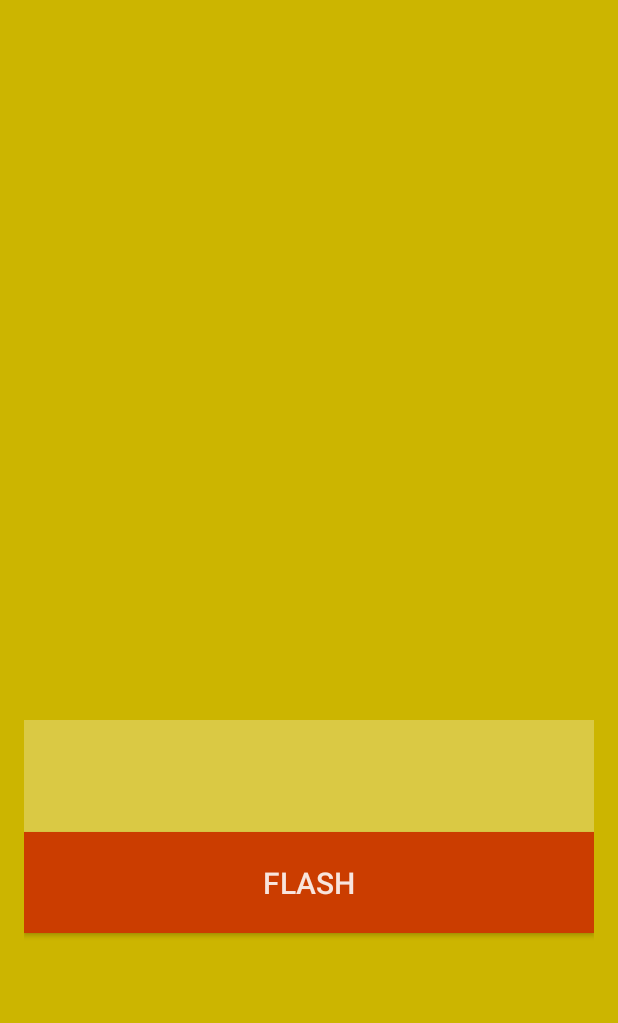
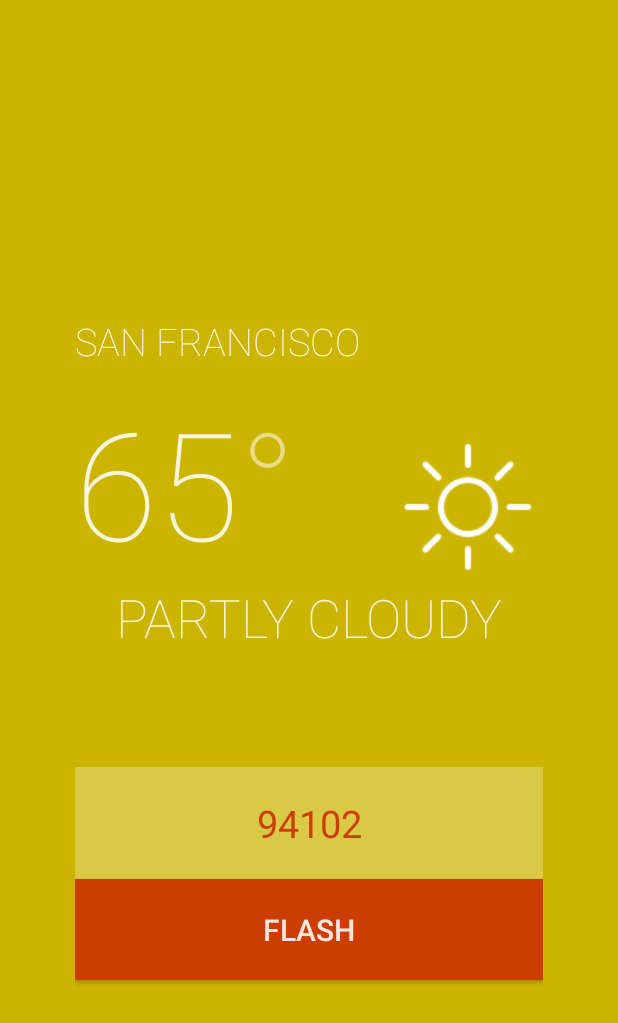
Before and after one commit to AayushB/Cloud-Weather, an Android app: the screen it shows after launch (StoryScreenActivity), on a phone screen of 412 x 824 dp. Shown: the top 1023 px of the screen. Run offline under Robolectric (Android 15) with nearby library versions, the light colour scheme and no system bars; libraries missing offline, so code that uses them is left out: com.squareup.okhttp; 4 statements that could not run were skipped.

Commit message:
Added icon for weather, updated layout and added icon data memeber to weather model

```diff
--- a/Android/CloudWeather/app/src/main/java/purpamine/com/cloudweather/StoryScreenActivity.java
+++ b/Android/CloudWeather/app/src/main/java/purpamine/com/cloudweather/StoryScreenActivity.java
@@ -13,6 +13,7 @@ import android.view.MotionEvent;
 import android.view.View;
 import android.widget.Button;
 import android.widget.EditText;
+import android.widget.ImageView;
 import android.widget.TextView;
 import android.widget.Toast;
 
@@ -41,6 +42,7 @@ public class StoryScreenActivity extends AppCompatActivity {
     private TextView cityTextView;
     private TextView descriptionTextView;
     private EditText zipcodeEditText;
+    private ImageView weatherIcon;
 
 
 
@@ -57,6 +59,7 @@ public class StoryScreenActivity extends AppCompatActivity {
         cityTextView = (TextView) findViewById(R.id.city);
         descriptionTextView = (TextView) findViewById(R.id.description);
         zipcodeEditText = (EditText) findViewById(R.id.zipcode);
+        weatherIcon = (ImageView) findViewById(R.id.weather_icon);
 
         //Update the weather if network is available
         if(isNetworkAvailable())
@@ -194,9 +197,10 @@ public class StoryScreenActivity extends AppCompatActivity {
 
     private void updateDisplay()
     {
-        temperatureTextView.setText(weather.getTemperature() + "°F");
+        temperatureTextView.setText(weather.getTemperature()+"");
         cityTextView.setText(weather.getCity().toUpperCase());
         descriptionTextView.setText(weather.getDescription().toUpperCase());
         zipcodeEditText.setText(weather.getZipcode() + "");
+
     }
 }
--- a/Android/CloudWeather/app/src/main/java/purpamine/com/cloudweather/Weather.java
+++ b/Android/CloudWeather/app/src/main/java/purpamine/com/cloudweather/Weather.java
@@ -13,6 +13,16 @@ public class Weather
     private int zipcode;
     private String city;
     private String description;
+
+    public String getIcon() {
+        return icon;
+    }
+
+    public void setIcon(String icon) {
+        this.icon = icon;
+    }
+
+    private String icon;
 
     public int getTemperature() {
         return temperature;
@@ -55,6 +65,7 @@ public class Weather
         // Set the member variables from the json responses
         city = response.getString("name");
         description= weather.getString("description");
+        icon=weather.getString("icon");
         temperature=kelvinToF(main.getDouble("temp"));
         //update the zipcode
         this.zipcode=zipcode;
--- a/Android/CloudWeather/app/src/main/res/layout/activity_story_screen.xml
+++ b/Android/CloudWeather/app/src/main/res/layout/activity_story_screen.xml
@@ -1,26 +1,31 @@
 <?xml version="1.0" encoding="utf-8"?>
 <RelativeLayout xmlns:android="http://schemas.android.com/apk/res/android"
     xmlns:tools="http://schemas.android.com/tools" android:layout_width="match_parent"
-    android:layout_height="match_parent" android:paddingLeft="@dimen/activity_horizontal_margin"
-    android:paddingRight="@dimen/activity_horizontal_margin"
-    android:paddingTop="@dimen/activity_vertical_margin"
-    android:paddingBottom="@dimen/activity_vertical_margin"
+    android:layout_height="match_parent" android:paddingLeft="50dp"
+    android:paddingRight="50dp"
+    android:paddingTop="30dp"
+    android:paddingBottom="30dp"
     tools:context="purpamine.com.cloudweather.StoryScreenActivity"
     android:background="#ccb500">
 
 
 
     <TextView
-        android:layout_width="fill_parent"
+        android:layout_width="wrap_content"
         android:layout_height="wrap_content"
         android:textAppearance="?android:attr/textAppearanceLarge"
         android:id="@+id/city"
         android:textColor="#eeffffff"
         android:fontFamily="sans-serif-thin"
-        android:textSize="30sp"
-        android:layout_centerVertical="true"
-        android:layout_centerHorizontal="true"
-        android:textAlignment="center" />
+        android:textSize="25sp"
+        android:text="SAN FRANCISCO"
+        android:paddingTop="10dp"
+        android:paddingBottom="10dp"
+        android:layout_above="@+id/degree_symbol"
+        android:layout_alignParentLeft="true"
+        android:layout_alignParentStart="true"
+        android:layout_alignParentRight="true"
+        android:layout_alignParentEnd="true" />
 
     <TextView
         android:layout_width="wrap_content"
@@ -29,9 +34,13 @@
         android:id="@+id/temperature"
         android:fontFamily="sans-serif-thin"
         android:textColor="#ddffffff"
-        android:textSize="130sp"
-        android:layout_above="@+id/description"
-        android:layout_centerHorizontal="true" />
+        android:textSize="100sp"
+        android:text="65"
+        android:textAlignment="center"
+        android:textIsSelectable="false"
+        android:layout_below="@+id/city"
+        android:layout_alignParentLeft="true"
+        android:layout_alignParentStart="true" />
 
     <EditText
         android:layout_width="fill_parent"
@@ -45,10 +54,13 @@
         android:textColor="#FFCB3D00"
         android:paddingTop="20dp"
         android:paddingBottom="20dp"
-        android:layout_marginTop="48dp"
-        android:layout_below="@+id/city"
+        android:text="94102"
+        android:layout_marginTop="76dp"
+        android:layout_below="@+id/description"
         android:layout_alignParentRight="true"
-        android:layout_alignParentEnd="true" />
+        android:layout_alignParentEnd="true"
+        android:layout_alignParentLeft="true"
+        android:layout_alignParentStart="true" />
 
     <Button
         android:layout_width="fill_parent"
@@ -60,11 +72,15 @@
         android:textColor="#ddffffff"
         android:paddingTop="20dp"
         android:paddingBottom="20dp"
+        android:allowUndo="false"
+        android:focusable="true"
+        android:elegantTextHeight="false"
+        android:singleLine="false"
         android:layout_below="@+id/zipcode"
-        android:layout_alignLeft="@+id/zipcode"
-        android:layout_alignStart="@+id/zipcode"
-        android:allowUndo="false"
-        android:focusable="true"/>
+        android:layout_alignParentLeft="true"
+        android:layout_alignParentStart="true"
+        android:layout_alignParentRight="true"
+        android:layout_alignParentEnd="true" />
 
     <TextView
         android:layout_width="fill_parent"
@@ -75,8 +91,33 @@
         android:textColor="#ddffffff"
         android:textSize="35sp"
         android:textAlignment="center"
-        android:layout_above="@+id/city"
+        android:text="PARTLY CLOUDY"
+        android:layout_centerVertical="true"
+        android:layout_alignParentRight="true"
+        android:layout_alignParentEnd="true"
         android:layout_alignParentLeft="true"
         android:layout_alignParentStart="true" />
 
+    <TextView
+        android:layout_width="wrap_content"
+        android:layout_height="wrap_content"
+        android:textAppearance="?android:attr/textAppearanceSmall"
+        android:text="°"
+        android:id="@+id/degree_symbol"
+        android:textSize="100sp"
+        android:fontFamily="sans-serif-thin"
+        android:textColor="#88ffffff"
+        android:layout_above="@+id/description"
+        android:layout_toRightOf="@+id/temperature"
+        android:layout_toEndOf="@+id/temperature" />
+
+    <ImageView
+        android:layout_width="wrap_content"
+        android:layout_height="wrap_content"
+        android:id="@+id/weather_icon"
+        android:src="@drawable/clear"
+        android:layout_above="@+id/description"
+        android:layout_alignParentRight="true"
+        android:layout_alignParentEnd="true" />
+
 </RelativeLayout>
```
Also changed, not shown: Android/CloudWeather/app/src/main/res/drawable/clear.png (added), Android/CloudWeather/app/src/main/res/drawable/full_clouds.png (added), Android/CloudWeather/app/src/main/res/drawable/mist.png (added), Android/CloudWeather/app/src/main/res/drawable/part_clouds.png (added), Android/CloudWeather/app/src/main/res/drawable/rain.png (added), Android/CloudWeather/app/src/main/res/drawable/shower.png (added), Android/CloudWeather/app/src/main/res/drawable/snow.png (added), Android/CloudWeather/app/src/main/res/drawable/thunder_storm.png (added).
